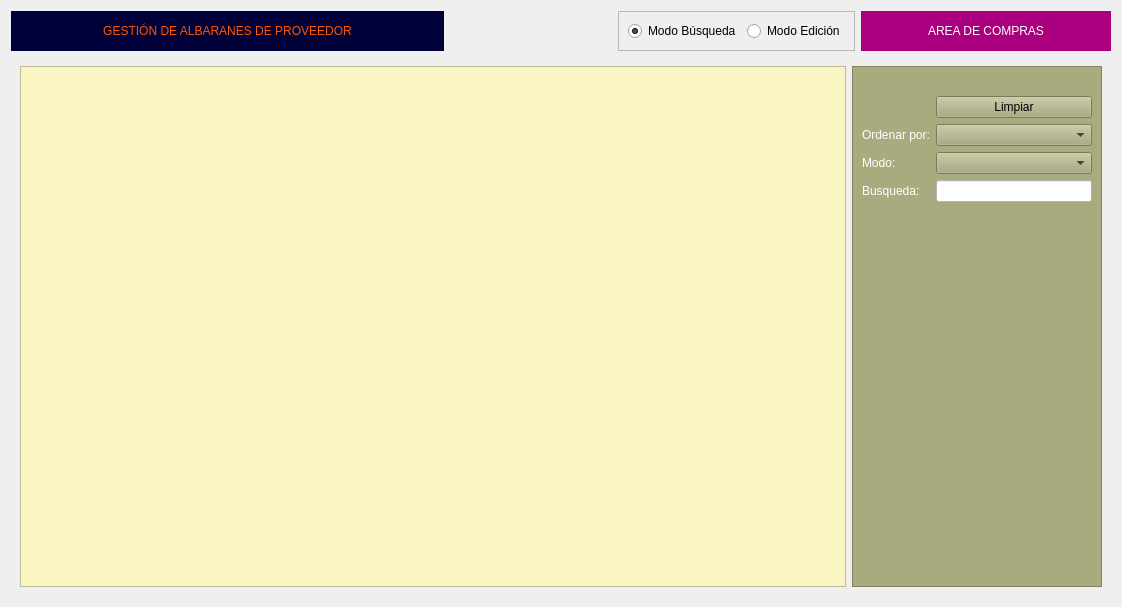
Old version of the form Zona_Compras/frmalbaranproveedor.ui in the repository arcnexus/RedFoX.
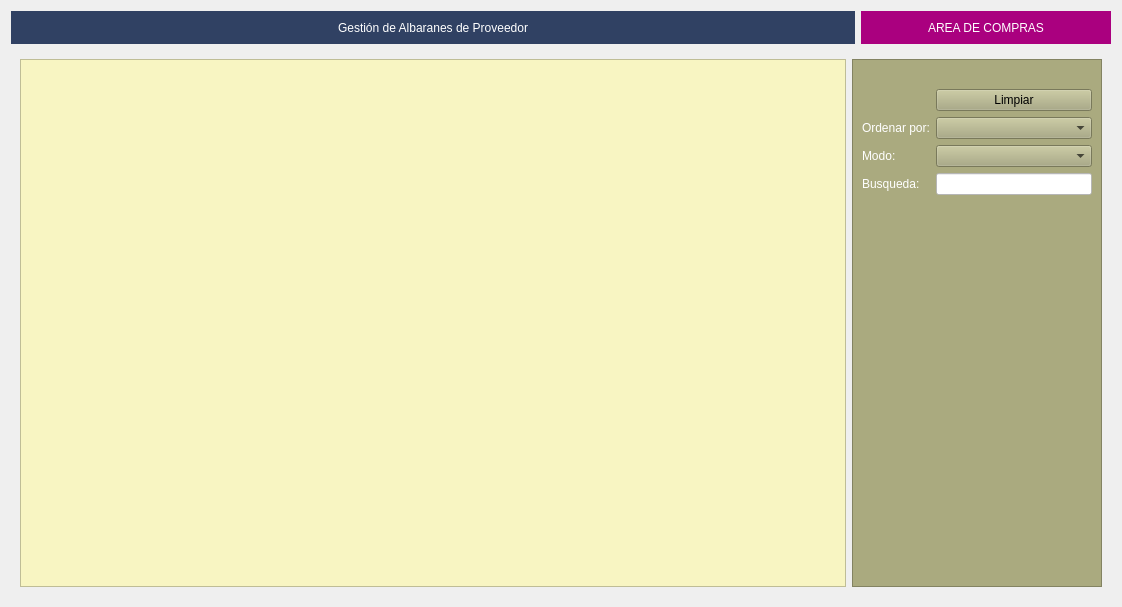
New version of the form. The open tabs and pages were chosen to show the change. Icons and pictures are not drawn.

Patch:
```diff
--- a/Zona_Compras/frmalbaranproveedor.ui
+++ b/Zona_Compras/frmalbaranproveedor.ui
@@ -24,7 +24,7 @@
     <normaloff>:/Icons/PNG/Maya.png</normaloff>:/Icons/PNG/Maya.png</iconset>
   </property>
   <layout class="QGridLayout" name="gridLayout_4">
-   <item row="1" column="0" colspan="4">
+   <item row="1" column="0" colspan="2">
     <widget class="QStackedWidget" name="stackedWidget">
      <property name="currentIndex">
       <number>0</number>
@@ -2216,7 +2216,8 @@
           </size>
          </property>
          <property name="styleSheet">
-          <string notr="true">background-color: rgb(170, 170, 127);</string>
+          <string notr="true">background-color: rgb(170, 170, 127);
+color: rgb(0, 0, 0);</string>
          </property>
          <property name="frameShape">
           <enum>QFrame::StyledPanel</enum>
@@ -2316,41 +2317,7 @@
      </widget>
     </widget>
    </item>
-   <item row="0" column="0">
-    <widget class="QLabel" name="label_36">
-     <property name="minimumSize">
-      <size>
-       <width>433</width>
-       <height>33</height>
-      </size>
-     </property>
-     <property name="styleSheet">
-      <string notr="true">background-color: rgb(0, 0, 57);
-font: 14pt &quot;Sans Serif&quot;;
-color: rgb(255, 85, 0);</string>
-     </property>
-     <property name="text">
-      <string>GESTIÓN DE ALBARANES DE PROVEEDOR</string>
-     </property>
-     <property name="alignment">
-      <set>Qt::AlignCenter</set>
-     </property>
-    </widget>
-   </item>
    <item row="0" column="1">
-    <spacer name="horizontalSpacer">
-     <property name="orientation">
-      <enum>Qt::Horizontal</enum>
-     </property>
-     <property name="sizeHint" stdset="0">
-      <size>
-       <width>213</width>
-       <height>20</height>
-      </size>
-     </property>
-    </spacer>
-   </item>
-   <item row="0" column="3">
     <widget class="QLabel" name="label_22">
      <property name="minimumSize">
       <size>
@@ -2358,6 +2325,12 @@
        <height>0</height>
       </size>
      </property>
+     <property name="maximumSize">
+      <size>
+       <width>150</width>
+       <height>16777215</height>
+      </size>
+     </property>
      <property name="styleSheet">
       <string notr="true">background-color: rgb(170, 0, 127);
 color: rgb(255, 255, 255);</string>
@@ -2370,33 +2343,25 @@
      </property>
     </widget>
    </item>
-   <item row="0" column="2">
-    <widget class="QFrame" name="frame">
-     <property name="frameShape">
-      <enum>QFrame::StyledPanel</enum>
+   <item row="0" column="0">
+    <widget class="QLabel" name="label_36">
+     <property name="minimumSize">
+      <size>
+       <width>433</width>
+       <height>33</height>
+      </size>
      </property>
-     <property name="frameShadow">
-      <enum>QFrame::Raised</enum>
+     <property name="styleSheet">
+      <string notr="true">background-color: #304163;
+font: 14pt &quot;Sans Serif&quot;;
+color: rgb(255, 255, 255);</string>
      </property>
-     <layout class="QHBoxLayout" name="horizontalLayout_6">
-      <item>
-       <widget class="QRadioButton" name="radBusqueda">
-        <property name="text">
-         <string>Modo Búsqueda</string>
-        </property>
-        <property name="checked">
-         <bool>true</bool>
-        </property>
-       </widget>
-      </item>
-      <item>
-       <widget class="QRadioButton" name="radEdicion">
-        <property name="text">
-         <string>Modo Edición</string>
-        </property>
-       </widget>
-      </item>
-     </layout>
+     <property name="text">
+      <string>Gestión de Albaranes de Proveedor</string>
+     </property>
+     <property name="alignment">
+      <set>Qt::AlignCenter</set>
+     </property>
     </widget>
    </item>
   </layout>
```
Left out of the diff: 5 changed lines with no effect on the pictures.
